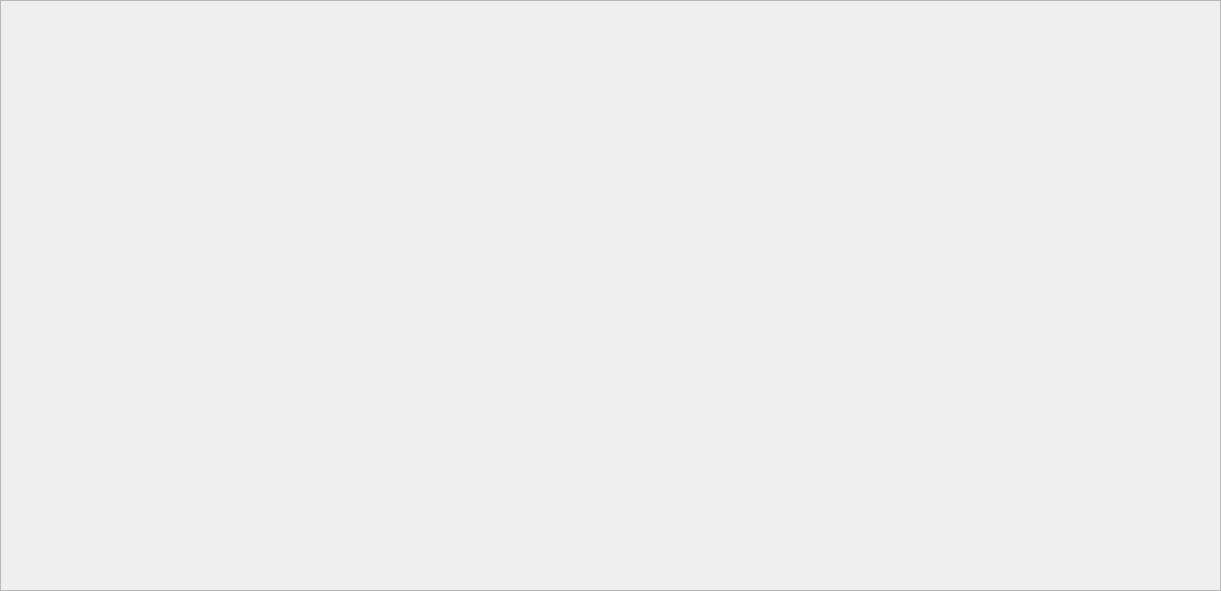
The window that sampleframe.ui (lsoftp/water) describes before a commit, drawn with Qt 5.
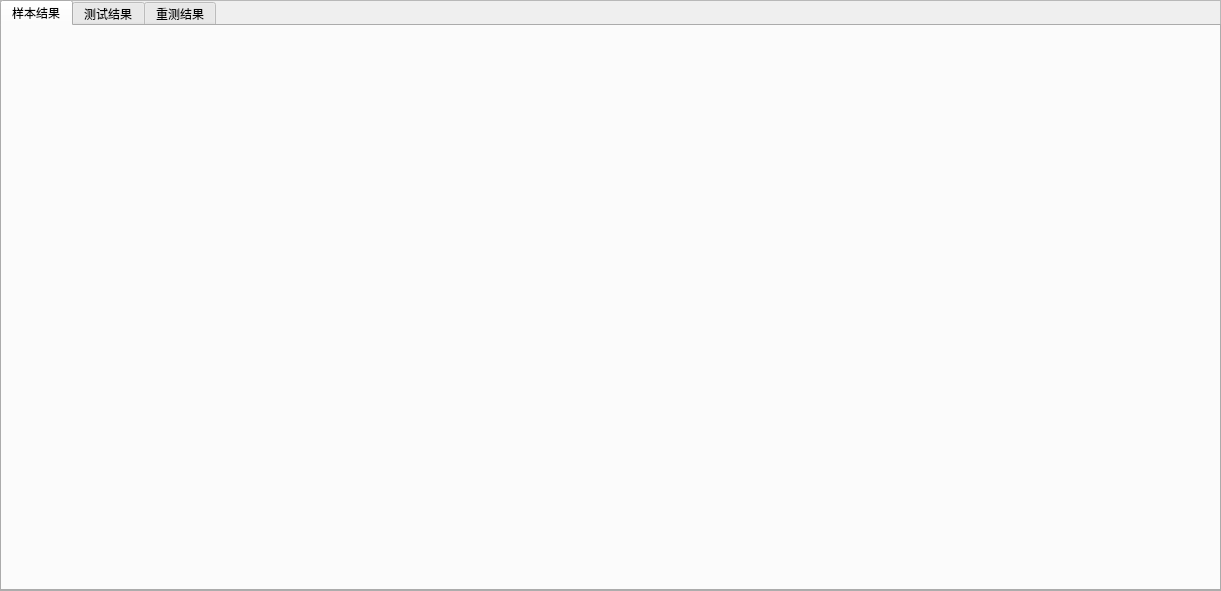
The same window after the commit.

The edit to the form file:
```diff
--- a/sampleframe.ui
+++ b/sampleframe.ui
@@ -19,6 +19,34 @@
   <property name="frameShadow">
    <enum>QFrame::Raised</enum>
   </property>
+  <widget class="QTabWidget" name="tabWidget">
+   <property name="geometry">
+    <rect>
+     <x>0</x>
+     <y>0</y>
+     <width>1221</width>
+     <height>591</height>
+    </rect>
+   </property>
+   <property name="currentIndex">
+    <number>0</number>
+   </property>
+   <widget class="QWidget" name="tab">
+    <attribute name="title">
+     <string>样本结果</string>
+    </attribute>
+   </widget>
+   <widget class="QWidget" name="tab_2">
+    <attribute name="title">
+     <string>测试结果</string>
+    </attribute>
+   </widget>
+   <widget class="QWidget" name="tab_3">
+    <attribute name="title">
+     <string>重测结果</string>
+    </attribute>
+   </widget>
+  </widget>
  </widget>
  <resources/>
  <connections/>
```
